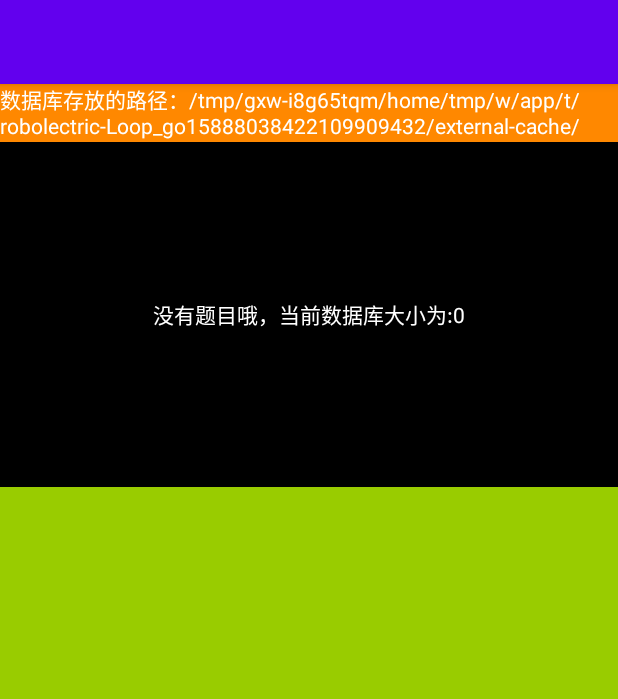
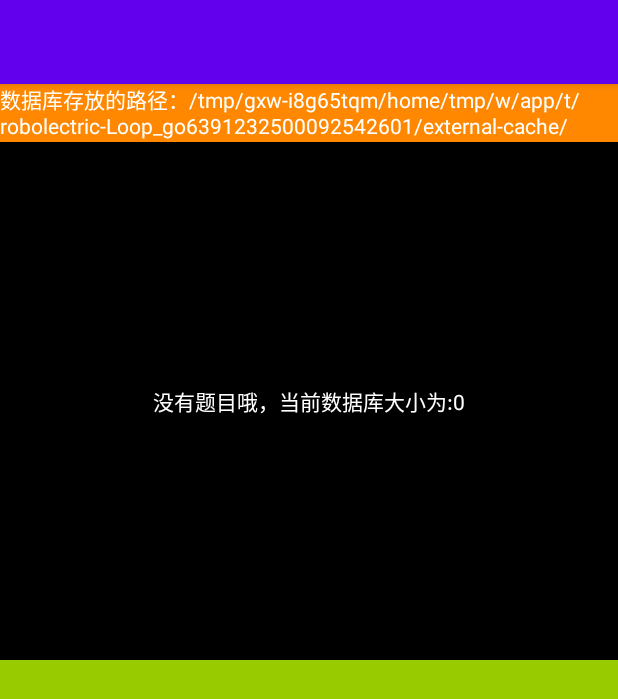
Before and after one commit to sufadi/ReciteInterviewQuestions, an Android app: the ReciteInterviewActivity screen opened directly, with no data from a screen before it, on a phone screen of 412 x 824 dp. Shown: the top 699 px of the screen. Run offline under Robolectric (Android 15) with nearby library versions, the phone set to English and light mode, and no system bars.

Commit message:
first commit

```diff
--- a/app/src/main/res/layout/recite_interview_layout.xml
+++ b/app/src/main/res/layout/recite_interview_layout.xml
@@ -21,7 +21,7 @@
         android:id="@+id/tv_question"
         android:layout_width="match_parent"
         android:layout_height="0dp"
-        app:layout_constraintHeight_percent="0.3"
+        app:layout_constraintHeight_percent="0.45"
         app:layout_constraintStart_toStartOf="parent"
         app:layout_constraintEnd_toEndOf="parent"
         app:layout_constraintTop_toBottomOf="@+id/path_info"
@@ -34,7 +34,7 @@
         android:id="@+id/tv_answer"
         android:layout_width="match_parent"
         android:layout_height="0dp"
-        app:layout_constraintHeight_percent="0.65"
+        app:layout_constraintHeight_percent="0.5"
         android:background="@android:color/holo_green_light"
         app:layout_constraintStart_toStartOf="parent"
         app:layout_constraintEnd_toEndOf="parent"
```
Also changed, not shown: 1 other file.
